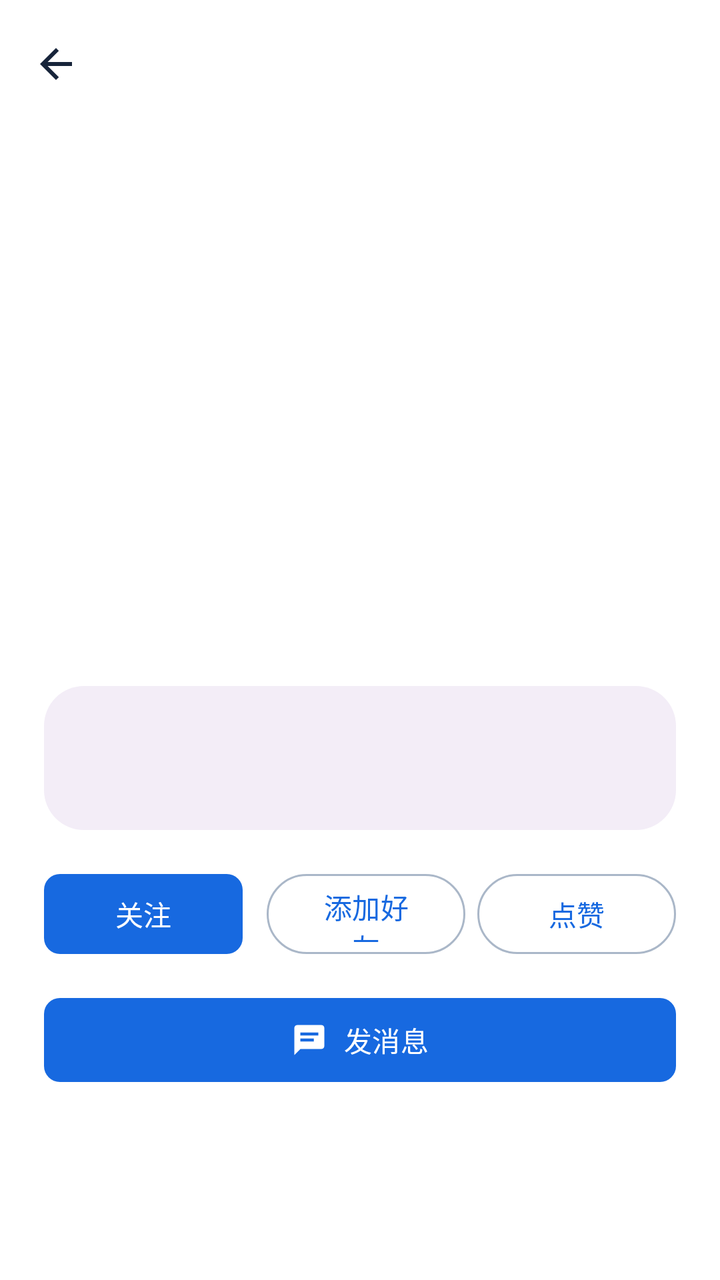
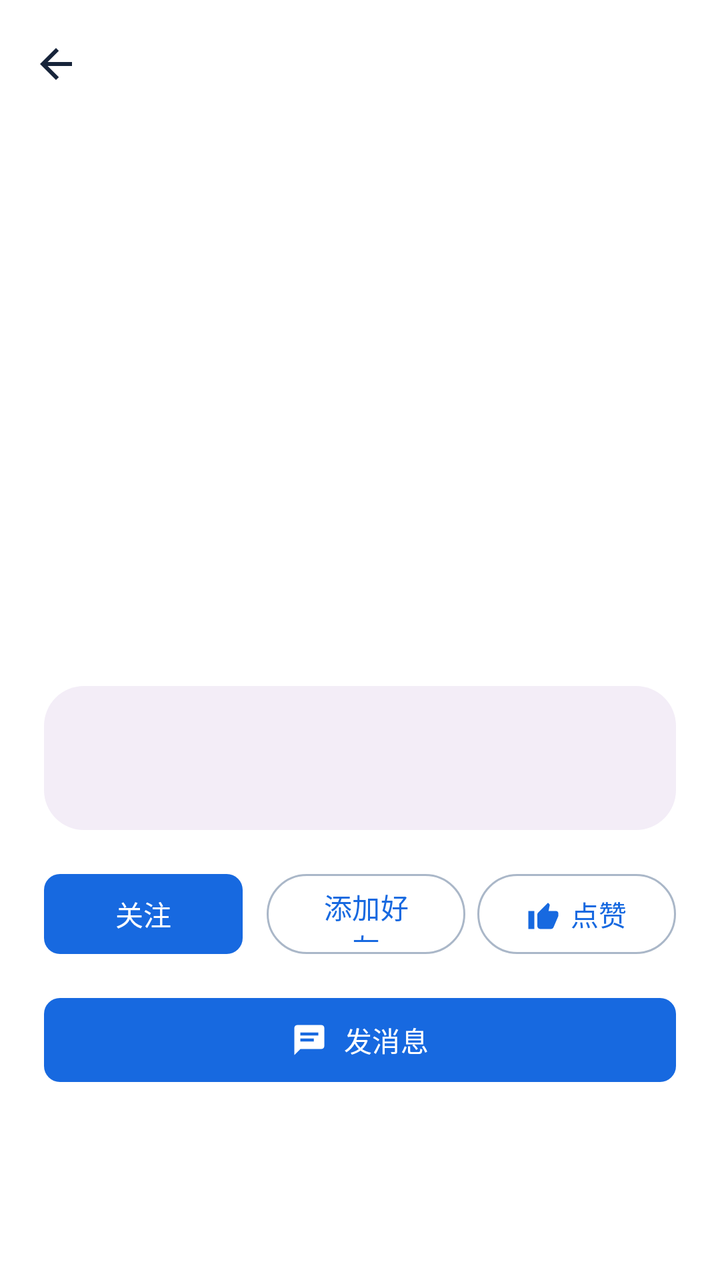

The first picture is an Android layout as it rendered before a commit; the second is the same layout after the commit. The layout source and the unified diff follow.
<!-- AndroidManifest.xml: application theme Theme.Yiyunying -->
<!-- res/layout/activity_user_profile.xml -->
<?xml version="1.0" encoding="utf-8"?>
<LinearLayout xmlns:android="http://schemas.android.com/apk/res/android"
    xmlns:app="http://schemas.android.com/apk/res-auto"
    android:layout_width="match_parent"
    android:layout_height="match_parent"
    android:background="@color/surface"
    android:orientation="vertical">

    <com.google.android.material.appbar.MaterialToolbar
        android:id="@+id/toolbar"
        android:layout_width="match_parent"
        android:layout_height="?attr/actionBarSize"
        android:title="个人主页"
        app:navigationIcon="@drawable/ic_back" />

    <com.google.android.material.progressindicator.LinearProgressIndicator
        android:id="@+id/progress"
        android:layout_width="match_parent"
        android:layout_height="4dp"
        android:indeterminate="true"
        android:visibility="invisible" />

    <ScrollView
        android:layout_width="match_parent"
        android:layout_height="0dp"
        android:layout_weight="1">

        <LinearLayout
            android:layout_width="match_parent"
            android:layout_height="wrap_content"
            android:gravity="center_horizontal"
            android:orientation="vertical"
            android:paddingStart="22dp"
            android:paddingTop="28dp"
            android:paddingEnd="22dp"
            android:paddingBottom="32dp">

            <com.google.android.material.imageview.ShapeableImageView
                android:id="@+id/avatar"
                android:layout_width="88dp"
                android:layout_height="88dp"
                android:contentDescription="用户头像"
                android:scaleType="centerCrop"
                app:shapeAppearanceOverlay="@style/ShapeAppearance.Material3.Corner.Full" />

            <TextView
                android:id="@+id/name"
                android:layout_width="match_parent"
                android:layout_height="wrap_content"
                android:layout_marginTop="14dp"
                android:gravity="center"
                android:textAppearance="@style/TextAppearance.Material3.HeadlineSmall" />

            <TextView
                android:id="@+id/account"
                android:layout_width="match_parent"
                android:layout_height="wrap_content"
                android:layout_marginTop="3dp"
                android:gravity="center"
                android:textAppearance="@style/TextAppearance.Material3.BodyMedium"
                android:textColor="@color/on_surface_variant" />

            <TextView
                android:id="@+id/title"
                android:layout_width="wrap_content"
                android:layout_height="wrap_content"
                android:layout_marginTop="8dp"
                android:background="@drawable/bg_unread_badge"
                android:paddingHorizontal="10dp"
                android:paddingVertical="4dp"
                android:textAppearance="@style/TextAppearance.Material3.LabelMedium"
                android:textColor="?attr/colorOnPrimary"
                android:visibility="gone" />

            <TextView
                android:id="@+id/signature"
                android:layout_width="match_parent"
                android:layout_height="wrap_content"
                android:layout_marginTop="18dp"
                android:gravity="center"
                android:textAppearance="@style/TextAppearance.Material3.BodyLarge" />

            <TextView
                android:id="@+id/visibilityNotice"
                android:layout_width="match_parent"
                android:layout_height="wrap_content"
                android:layout_marginTop="12dp"
                android:gravity="center"
                android:textAppearance="@style/TextAppearance.Material3.BodyMedium"
                android:textColor="@color/on_surface_variant" />

            <LinearLayout
                android:layout_width="match_parent"
                android:layout_height="72dp"
                android:layout_marginTop="20dp"
                android:background="@drawable/bg_profile_settings_card"
                android:gravity="center"
                android:orientation="horizontal">

                <TextView
                    android:id="@+id/followingCount"
                    android:layout_width="0dp"
                    android:layout_height="match_parent"
                    android:layout_weight="1"
                    android:gravity="center"
                    android:textAppearance="@style/TextAppearance.Material3.TitleMedium" />

                <TextView
                    android:id="@+id/followerCount"
                    android:layout_width="0dp"
                    android:layout_height="match_parent"
                    android:layout_weight="1"
                    android:gravity="center"
                    android:textAppearance="@style/TextAppearance.Material3.TitleMedium" />

                <TextView
                    android:id="@+id/likeCount"
                    android:layout_width="0dp"
                    android:layout_height="match_parent"
                    android:layout_weight="1"
                    android:gravity="center"
                    android:textAppearance="@style/TextAppearance.Material3.TitleMedium" />
            </LinearLayout>

            <LinearLayout
                android:id="@+id/actions"
                android:layout_width="match_parent"
                android:layout_height="56dp"
                android:layout_marginTop="14dp"
                android:gravity="center"
                android:orientation="horizontal">

                <com.google.android.material.button.MaterialButton
                    android:id="@+id/followButton"
                    android:layout_width="0dp"
                    android:layout_height="48dp"
                    android:layout_marginEnd="6dp"
                    android:layout_weight="1"
                    android:text="关注" />

                <com.google.android.material.button.MaterialButton
                    android:id="@+id/friendButton"
                    style="@style/Widget.Material3.Button.OutlinedButton"
                    android:layout_width="0dp"
                    android:layout_height="48dp"
                    android:layout_marginStart="6dp"
                    android:layout_weight="1"
                    android:text="添加好友" />

                <com.google.android.material.button.MaterialButton
                    android:id="@+id/likeButton"
                    style="@style/Widget.Material3.Button.OutlinedButton"
                    android:layout_width="0dp"
                    android:layout_height="48dp"
                    android:layout_marginStart="6dp"
                    android:layout_weight="1"
                    android:text="点赞" />
            </LinearLayout>

            <com.google.android.material.button.MaterialButton
                android:id="@+id/messageButton"
                android:layout_width="match_parent"
                android:layout_height="50dp"
                android:layout_marginTop="10dp"
                android:text="发消息"
                app:icon="@drawable/ic_chat"
                app:iconGravity="textStart" />

            <LinearLayout
                android:id="@+id/detailsContainer"
                android:layout_width="match_parent"
                android:layout_height="wrap_content"
                android:layout_marginTop="18dp"
                android:orientation="vertical" />
        </LinearLayout>
    </ScrollView>
</LinearLayout>
<!-- resources referenced by this layout -->
<resources>
  <color name="on_surface_variant">#5B687A</color>
  <color name="surface">#FFFFFF</color>
  <!-- drawable bg_profile_settings_card (drawable) -->
  <?xml version="1.0" encoding="utf-8"?>
  <shape xmlns:android="http://schemas.android.com/apk/res/android" android:shape="rectangle">
      <solid android:color="?attr/colorSurfaceContainer" />
      <corners android:radius="20dp" />
  </shape>
  <!-- drawable bg_unread_badge (drawable) -->
  <?xml version="1.0" encoding="utf-8"?>
  <shape xmlns:android="http://schemas.android.com/apk/res/android" android:shape="rectangle">
      <solid android:color="@color/error" />
      <corners android:radius="11dp" />
  </shape>
  <!-- drawable ic_back (drawable) -->
  <vector xmlns:android="http://schemas.android.com/apk/res/android" android:width="24dp" android:height="24dp" android:viewportWidth="24" android:viewportHeight="24">
      <path android:fillColor="@color/on_surface" android:pathData="M20,11H7.83l5.59,-5.59L12,4l-8,8 8,8 1.42,-1.41L7.83,13H20v-2z" />
  </vector>
  <!-- drawable ic_chat (drawable) -->
  <vector xmlns:android="http://schemas.android.com/apk/res/android" android:width="24dp" android:height="24dp" android:viewportWidth="24" android:viewportHeight="24">
      <path android:fillColor="@color/on_surface_variant" android:pathData="M20,2H4C2.9,2 2,2.9 2,4v18l4,-4h14c1.1,0 2,-0.9 2,-2V4c0,-1.1 -0.9,-2 -2,-2zM6,7h12v2H6zM6,11h9v2H6z" />
  </vector>
  <style name="Theme.Yiyunying" parent="Theme.Yiyunying.Base" />
  <color name="error">#BA1A1A</color>
  <color name="on_surface">#17243A</color>
  <color name="primary">#1769E0</color>
  <color name="on_primary">#FFFFFF</color>
  <color name="primary_container">#E8F1FF</color>
  <color name="on_primary_container">#123A72</color>
  <color name="secondary">#4B78B8</color>
  <color name="on_secondary">#FFFFFF</color>
  <color name="secondary_container">#EAF2FF</color>
  <color name="tertiary">#476DA5</color>
  <color name="outline">#AAB7C8</color>
  <style name="Widget.Yiyunying.Card" parent="Widget.Material3.CardView.Elevated">
          <item name="cardCornerRadius">8dp</item>
          <item name="cardElevation">1dp</item>
          <item name="cardBackgroundColor">@color/glass_surface</item>
          <item name="strokeColor">@color/glass_outline</item>
          <item name="strokeWidth">1dp</item>
      </style>
  <style name="Widget.Yiyunying.Button" parent="Widget.Material3.Button">
          <item name="cornerRadius">8dp</item>
          <item name="android:minHeight">48dp</item>
          <item name="android:textAllCaps">false</item>
      </style>
  <color name="glass_surface">#E8FFFFFF</color>
  <color name="glass_outline">#80C4CFDD</color>
  <!-- unchanged entries left out for length: 1 -->
</resources>

<!-- the commit's change to res/layout/activity_user_profile.xml (unified diff, before → after) -->
@@ -154,7 +154,9 @@
                     android:layout_height="48dp"
                     android:layout_marginStart="6dp"
                     android:layout_weight="1"
-                    android:text="点赞" />
+                    android:text="点赞"
+                    android:contentDescription="点赞该用户"
+                    app:icon="@drawable/ic_like" />
             </LinearLayout>
 
             <com.google.android.material.button.MaterialButton
<!-- resource entries referenced after the edit -->
@@ -21,6 +21,16 @@
   <!-- drawable ic_chat (drawable) -->
   <vector xmlns:android="http://schemas.android.com/apk/res/android" android:width="24dp" android:height="24dp" android:viewportWidth="24" android:viewportHeight="24">
       <path android:fillColor="@color/on_surface_variant" android:pathData="M20,2H4C2.9,2 2,2.9 2,4v18l4,-4h14c1.1,0 2,-0.9 2,-2V4c0,-1.1 -0.9,-2 -2,-2zM6,7h12v2H6zM6,11h9v2H6z" />
+  </vector>
+  <!-- drawable ic_like (drawable) -->
+  <vector xmlns:android="http://schemas.android.com/apk/res/android"
+      android:width="24dp"
+      android:height="24dp"
+      android:viewportWidth="24"
+      android:viewportHeight="24">
+      <path
+          android:fillColor="@color/on_surface_variant"
+          android:pathData="M2,10h4v12H2zM22,11.5c0,-0.83 -0.67,-1.5 -1.5,-1.5h-5.03l0.76,-3.67 0.02,-0.25c0,-0.31 -0.13,-0.61 -0.34,-0.82L15.12,4.5 8.54,11.08C8.2,11.42 8,11.9 8,12.41V20c0,1.1 0.9,2 2,2h7c0.82,0 1.54,-0.5 1.84,-1.22l3.02,-7.05c0.09,-0.23 0.14,-0.48 0.14,-0.73z" />
   </vector>
   <style name="Theme.Yiyunying" parent="Theme.Yiyunying.Base" />
   <color name="error">#BA1A1A</color>
